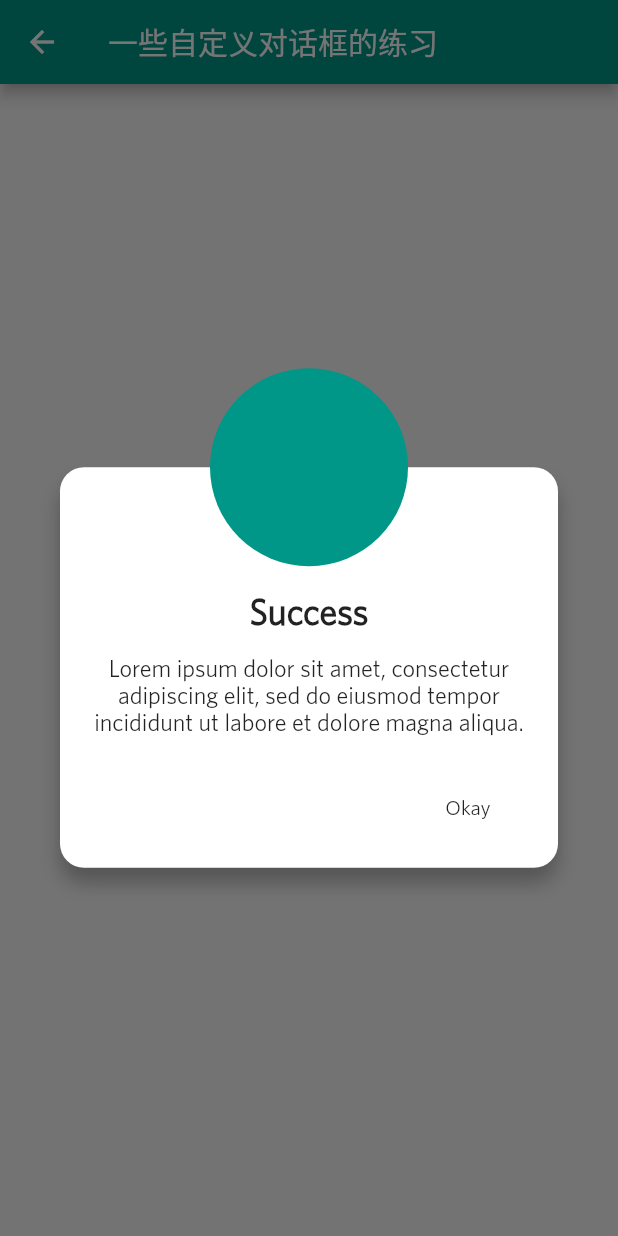
After one commit to w4mxl/FlutterStudyJourney, a Flutter app: the MyDialog screen opened by its route, after a tap on "对话框", on a phone screen of 412 x 824 dp. The commit adds this screen. Run offline on Flutter 3.47's test engine with Material 2 defaults, Android fonts, the phone set to English and light mode, and no system bars; our stand-ins replace audioplayers, dio, flutter_html; missing offline and left inert: xpath; network calls fail.

Commit message:
feat: add custom dialog demos

```diff
--- /dev/null
+++ b/lib/demos/dialog/custom_dialog.dart
@@ -0,0 +1,133 @@
+/// @author: wml
+/// @date  : 2019-08-30 18:02
+/// @email : mxl1989@gmail.com
+/// @desc  : 自定义对话框
+
+import 'package:flutter/material.dart';
+
+class MyDialog extends StatelessWidget {
+  @override
+  Widget build(BuildContext context) {
+    return Scaffold(
+      appBar: AppBar(
+        title: Text('一些自定义对话框的练习'),
+      ),
+      body: Center(
+        child: FloatingActionButton.extended(
+          onPressed: () {
+            showDialog(
+              context: context,
+              builder: (BuildContext context) => CustomDialog(
+                title: "Success",
+                description:
+                    "Lorem ipsum dolor sit amet, consectetur adipiscing elit, sed do eiusmod tempor incididunt ut labore et dolore magna aliqua.",
+                buttonText: "Okay",
+              ),
+            );
+          },
+          label: Text('对话框'),
+          icon: Icon(Icons.open_in_browser),
+        ),
+      ),
+    );
+  }
+}
+
+class CustomDialog extends StatelessWidget {
+  final String title, description, buttonText;
+  final Image image;
+
+  CustomDialog({
+    @required this.title,
+    @required this.description,
+    @required this.buttonText,
+    this.image,
+  });
+
+  @override
+  Widget build(BuildContext context) {
+    return Dialog(
+      shape: RoundedRectangleBorder(
+        borderRadius: BorderRadius.circular(16),
+      ),
+      elevation: 0.0,
+      backgroundColor: Colors.transparent,
+      child: dialogContent(context),
+    );
+  }
+
+  dialogContent(BuildContext context) {
+    return Stack(
+      children: <Widget>[
+        //...bottom card part,
+        Container(
+          padding: EdgeInsets.only(
+            top: Consts.avatarRadius + Consts.padding,
+            bottom: Consts.padding,
+            left: Consts.padding,
+            right: Consts.padding,
+          ),
+          margin: EdgeInsets.only(top: Consts.avatarRadius),
+          decoration: new BoxDecoration(
+            color: Colors.white,
+            shape: BoxShape.rectangle,
+            borderRadius: BorderRadius.circular(Consts.padding),
+            boxShadow: [
+              BoxShadow(
+                color: Colors.black26,
+                blurRadius: 10.0,
+                offset: const Offset(0.0, 10.0),
+              ),
+            ],
+          ),
+          child: Column(
+            mainAxisSize: MainAxisSize.min, // To make the card compact
+            children: <Widget>[
+              Text(
+                title,
+                style: TextStyle(
+                  fontSize: 24.0,
+                  fontWeight: FontWeight.w700,
+                ),
+              ),
+              SizedBox(height: 16.0),
+              Text(
+                description,
+                textAlign: TextAlign.center,
+                style: TextStyle(
+                  fontSize: 16.0,
+                ),
+              ),
+              SizedBox(height: 24.0),
+              Align(
+                alignment: Alignment.bottomRight,
+                child: FlatButton(
+                  onPressed: () {
+                    Navigator.of(context).pop(); // To close the dialog
+                  },
+                  child: Text(buttonText),
+                ),
+              ),
+            ],
+          ),
+        ),
+        //...top circlular image part,
+        Positioned(
+          left: Consts.padding,
+          right: Consts.padding,
+          child: CircleAvatar(
+            backgroundColor: Colors.teal,
+            radius: Consts.avatarRadius,
+          ),
+        ),
+      ],
+    );
+  }
+}
+
+class Consts {
+  Consts._();
+
+  static const double padding = 16.0;
+  static const double avatarRadius = 66.0;
+}
--- a/lib/main.dart
+++ b/lib/main.dart
@@ -1,6 +1,7 @@
 import 'package:flutter/foundation.dart';
 import 'package:flutter/material.dart';
 import 'package:flutter_wml_demos/demos/ListView/listview.dart';
+import 'package:flutter_wml_demos/demos/dialog/custom_dialog.dart';
 import 'package:flutter_wml_demos/demos/dio/flutter_dio.dart';
 import 'package:flutter_wml_demos/demos/html/flutter_html.dart';
 
@@ -34,6 +35,7 @@ class MyApp extends StatelessWidget {
         'route_manager': (BuildContext context) => PageFirst(),
         // 把 PageTwo2()  路由页面注册到路由表中，名字设为 'page_two_2'
         'page_two_2': (BuildContext context) => PageTwo2(),
+        'custom_dialog': (BuildContext context) => MyDialog(),
       },
     );
   }
@@ -57,6 +59,7 @@ const Demos = [
   Demo(title: 'Flutter Html', subtitle: 'Html 渲染 练习', routeName: 'flutter_html'),
   Demo(title: 'Dio', subtitle: 'Dio 网络库 练习', routeName: 'dio'),
   Demo(title: 'Route', subtitle: '路由管理（页面跳转） 练习', routeName: 'route_manager'),
+  Demo(title: 'Custom Dialog', subtitle: '自定义对话框 练习', routeName: 'custom_dialog'),
 ];
 
 class HomePage extends StatelessWidget {
```
Also changed, not shown: lib/generated/i18n.dart.
